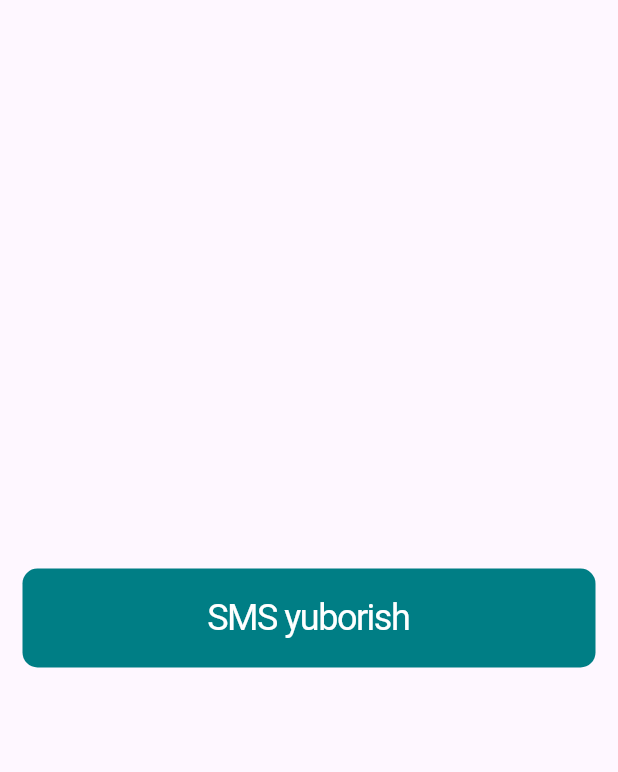
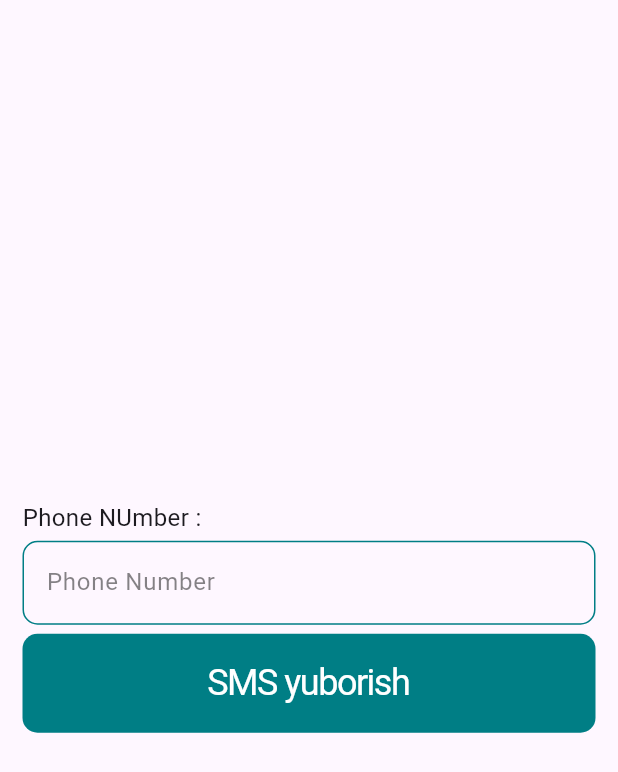
Before and after one commit to YuldoshMakhmud/clinicapp, a Flutter app: the screen it shows after launch, on a phone screen of 412 x 824 dp. Shown: the top 772 px of the screen. Run offline on Flutter 3.47's test engine with Material 3 defaults, Android fonts, the phone set to English and light mode, and no system bars; drawn by our look-alikes of zoom_tap_animation; Roboto replaces fonts that are missing (LexentTera).

Commit message:
textformFeild widget done

```diff
--- a/lib/presentation/screen/auth/phone_auth_screen.dart
+++ b/lib/presentation/screen/auth/phone_auth_screen.dart
@@ -1,4 +1,5 @@
 import 'package:clinicapp/presentation/widgets/custom_button.dart';
+import 'package:clinicapp/presentation/widgets/custom_text_form_feild_widget.dart';
 import 'package:flutter/material.dart';
 
 class ClinicAuth extends StatefulWidget {
@@ -9,6 +10,7 @@ class ClinicAuth extends StatefulWidget {
 }
 
 class _ClinicAuthState extends State<ClinicAuth> {
+  TextEditingController phoneNumberContoller = TextEditingController();
   @override
   Widget build(BuildContext context) {
     return Scaffold(
@@ -16,6 +18,12 @@ class _ClinicAuthState extends State<ClinicAuth> {
       mainAxisAlignment: MainAxisAlignment.center,
       crossAxisAlignment: CrossAxisAlignment.center,
       children: [
+        CustomTextFormFeildWidget(
+          topText: "Phone NUmber :",
+          hintText: "Phone Number",
+          controller: phoneNumberContoller,
+          keyboardType: TextInputType.phone,
+        ),
         CustomButtonWidget(
           text: "SMS yuborish",
           onTap: () {},
--- /dev/null
+++ b/lib/presentation/widgets/custom_text_form_feild_widget.dart
@@ -0,0 +1,50 @@
+import 'package:clinicapp/presentation/core/constants/colors.dart';
+import 'package:flutter/material.dart';
+
+class CustomTextFormFeildWidget extends StatelessWidget {
+  const CustomTextFormFeildWidget(
+      {super.key,
+      required this.topText,
+      required this.hintText,
+      required this.controller,
+      this.keyboardType = TextInputType.text});
+
+  final String topText;
+  final String hintText;
+  final TextEditingController controller;
+  final TextInputType keyboardType;
+
+  @override
+  Widget build(BuildContext context) {
+    return Padding(
+      padding: const EdgeInsets.symmetric(horizontal: 15),
+      child: Column(
+        crossAxisAlignment: CrossAxisAlignment.start,
+        children: [
+          Padding(
+            padding: const EdgeInsets.symmetric(vertical: 4),
+            child: Text(
+              topText,
+              style: const TextStyle(fontSize: 16, fontWeight: FontWeight.w400),
+            ),
+          ),
+          TextFormField(
+            keyboardType: keyboardType,
+            controller: controller,
+            decoration: InputDecoration(
+                hintText: hintText,
+                hintStyle:
+                    TextStyle(color: ColorConst.textColor.withOpacity(0.6)),
+                focusedBorder: OutlineInputBorder(
+                    borderRadius: BorderRadius.circular(10),
+                    borderSide: BorderSide(color: ColorConst.primaryColor)),
+                enabledBorder: OutlineInputBorder(
+                    borderRadius: BorderRadius.circular(10),
+                    borderSide:
+                        const BorderSide(color: ColorConst.secondaryColor))),
+          )
+        ],
+      ),
+    );
+  }
+}
```
